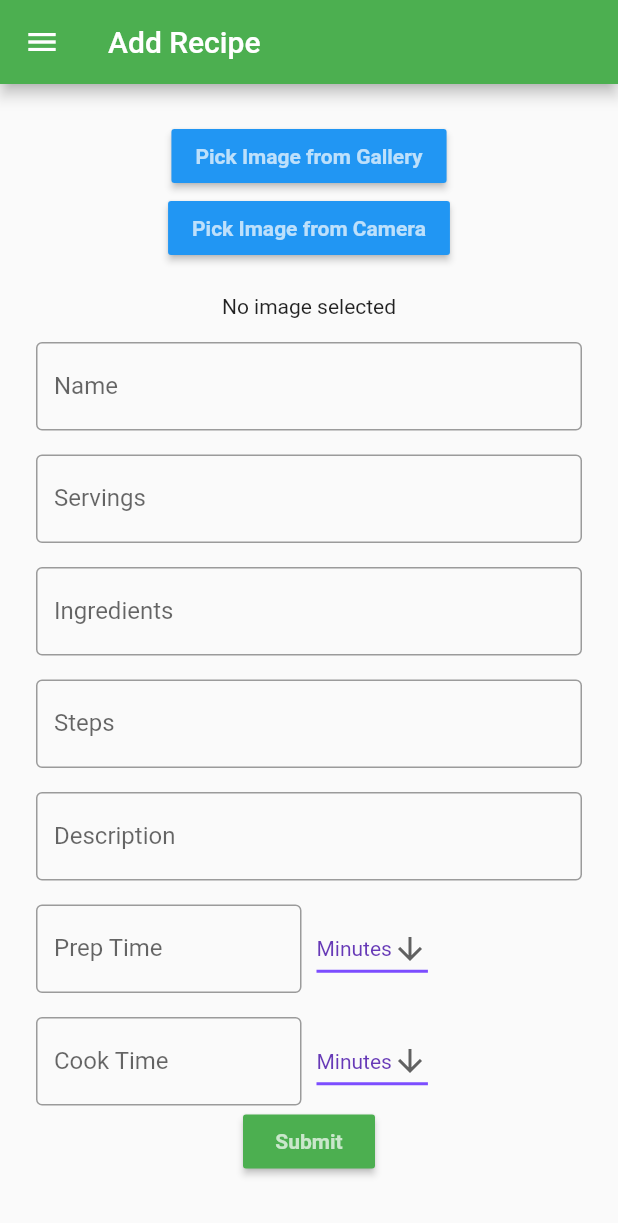
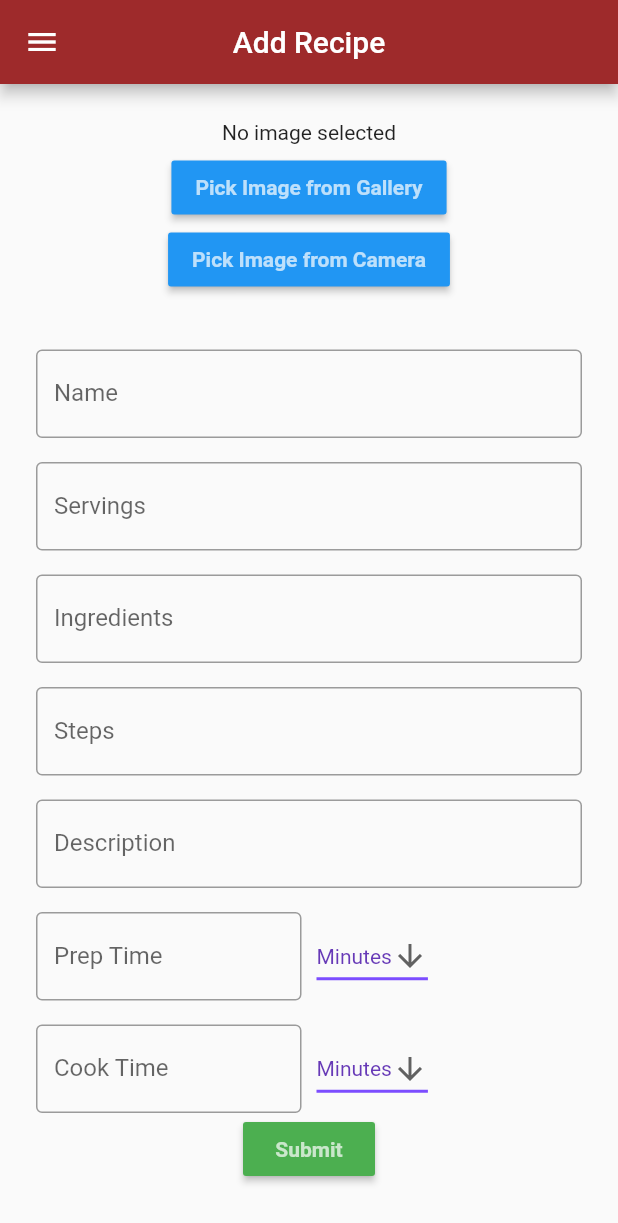
Before and after one commit to ChrisRecio/Recipe-App, a Flutter app: the AddRecipe screen opened directly, after a tap on "Pick Image from Camera", on a phone screen of 412 x 824 dp. Shown: the top 1223 px of the screen. Run offline on Flutter 3.47's test engine with Material 2 defaults, Android fonts, the phone set to English and light mode, and no system bars; our stand-ins replace image_picker, sqflite; accounts and stored records are empty.

Commit message:
Create edit recipe and constants

```diff
--- /dev/null
+++ b/lib/assets/constants.dart
@@ -0,0 +1,10 @@
+import 'dart:ui';
+
+class Constants {
+  // Color Pallete
+  static Color blueColor = const Color.fromARGB(255, 51, 92, 103);
+  static Color beigeColor = const Color.fromARGB(255, 255, 243, 176); // Background
+  static Color orangeColor = const Color.fromARGB(255, 224, 159, 62);
+  static Color lightRedColor = const Color.fromARGB(255, 158, 42, 43); // appBar
+  static Color deepRedColor = const Color.fromARGB(255, 84, 11, 14);
+}
--- a/lib/pages/add_recipe.dart
+++ b/lib/pages/add_recipe.dart
@@ -11,6 +11,7 @@ import 'package:recipe_app/services/models/ingredient.dart';
 import 'package:recipe_app/services/models/recipe.dart';
 import 'package:recipe_app/services/models/recipe_step.dart';
 
+import '../assets/constants.dart';
 import '../widgets/nav_drawer.dart';
 
 class AddRecipe extends StatefulWidget {
@@ -23,8 +24,8 @@ class AddRecipe extends StatefulWidget {
 }
 
 class AddRecipeState extends State<AddRecipe> {
+  File? _image;
   late String _name;
-  File? _image;
   late int _servings;
   late String _description;
   late final int _course = 1;
@@ -47,13 +48,13 @@ class AddRecipeState extends State<AddRecipe> {
 
       final imageTemp = File(image.path);
 
-      setState(() => this._image = imageTemp);
+      setState(() => _image = imageTemp);
     } on PlatformException catch (e) {
       print('Failed to pick image: $e'); // REMOVE BEFORE PROD
     }
   }
 
-  Future pickImageC() async {
+  Future pickImageCamera() async {
     try {
       final image = await ImagePicker().pickImage(source: ImageSource.camera);
 
@@ -61,7 +62,7 @@ class AddRecipeState extends State<AddRecipe> {
 
       final imageTemp = File(image.path);
 
-      setState(() => this._image = imageTemp);
+      setState(() => _image = imageTemp);
     } on PlatformException catch (e) {
       print('Failed to pick image: $e'); // REMOVE BEFORE PROD
     }
@@ -70,6 +71,8 @@ class AddRecipeState extends State<AddRecipe> {
   Widget _buildImageField() {
     return Column(
       children: [
+        _image != null ? Image.file(_image!) : const Text("No image selected"),
+        const SizedBox(height: 5),
         MaterialButton(
             color: Colors.blue,
             child: const Text("Pick Image from Gallery", style: TextStyle(color: Colors.white70, fontWeight: FontWeight.bold)),
@@ -80,12 +83,11 @@ class AddRecipeState extends State<AddRecipe> {
             color: Colors.blue,
             child: const Text("Pick Image from Camera", style: TextStyle(color: Colors.white70, fontWeight: FontWeight.bold)),
             onPressed: () {
-              pickImageC();
+              pickImageCamera();
             }),
         const SizedBox(
           height: 20,
         ),
-        _image != null ? Image.file(_image!) : const Text("No image selected")
       ],
     );
   }
@@ -244,7 +246,11 @@ class AddRecipeState extends State<AddRecipe> {
   @override
   Widget build(BuildContext context) {
     return Scaffold(
-      appBar: AppBar(title: const Text('Add Recipe')),
+      appBar: AppBar(
+        title: const Text('Add Recipe'),
+        backgroundColor: Constants.lightRedColor,
+        centerTitle: true,
+      ),
       drawer: const NavDrawer(),
       body: Container(
         margin: const EdgeInsets.all(24),
--- a/lib/pages/view_recipe_list.dart
+++ b/lib/pages/view_recipe_list.dart
@@ -4,6 +4,7 @@ import 'package:flutter/material.dart';
 import 'package:recipe_app/pages/view_recipe.dart';
 import 'package:recipe_app/services/functions/recipe_provider.dart';
 
+import '../assets/constants.dart';
 import '../services/functions/recipe_list_search_delegate.dart';
 import '../services/models/recipe.dart';
 import '../widgets/nav_drawer.dart';
@@ -40,7 +41,7 @@ class ViewRecipeListState extends State<ViewRecipeList> {
   @override
   Widget build(BuildContext context) {
     return Scaffold(
-      appBar: AppBar(title: const Text('Recipe List'), actions: [
+      appBar: AppBar(title: const Text('Recipe List'), backgroundColor: Constants.lightRedColor, centerTitle: true, actions: [
         IconButton(
           onPressed: () {
             // print(_searchTerms);
--- a/lib/widgets/nav_drawer.dart
+++ b/lib/widgets/nav_drawer.dart
@@ -3,6 +3,7 @@ import 'package:recipe_app/main.dart';
 import 'package:recipe_app/pages/add_recipe.dart';
 import 'package:recipe_app/pages/view_recipe_list.dart';
 
+import '../assets/constants.dart';
 import '../pages/settings.dart';
 
 class NavDrawer extends StatelessWidget {
@@ -21,19 +22,24 @@ class NavDrawer extends StatelessWidget {
         ),
       );
 
-  Widget buildHeader(BuildContext context) => DrawerHeader(
-      decoration: const BoxDecoration(color: Colors.redAccent),
+  Widget buildHeader(BuildContext context) => SizedBox(
+        height: MediaQuery.of(context).size.height / 3,
+        child: DrawerHeader(
+            decoration: BoxDecoration(color: Constants.lightRedColor),
             child: Column(
               crossAxisAlignment: CrossAxisAlignment.start,
               children: [
                 Center(
                   child: SizedBox(
-              height: 110,
+                    height: MediaQuery.of(context).size.height / 5,
                     child: ClipRRect(
                       borderRadius: BorderRadius.circular(80.0),
                       child: Image.asset('assets/images/logo.jpg'),
                     ),
                   ),
+                ),
+                const SizedBox(
+                  height: 5,
                 ),
                 const Center(
                   child: Text(
@@ -42,7 +48,8 @@ class NavDrawer extends StatelessWidget {
                   ),
                 ),
               ],
-      ));
+            )),
+      );
 
   Widget buildMenuItems(BuildContext context) => Container(
         padding: const EdgeInsets.all(20),
```
Also changed, not shown: lib/main.dart (+5 -2 lines), lib/pages/edit_recipe.dart (added, +114 -0 lines), lib/pages/settings.dart (+6 -1 lines), lib/pages/view_recipe.dart (+54 -1 lines), pubspec.lock. Lines whose indentation alone changed are shown as unchanged.
